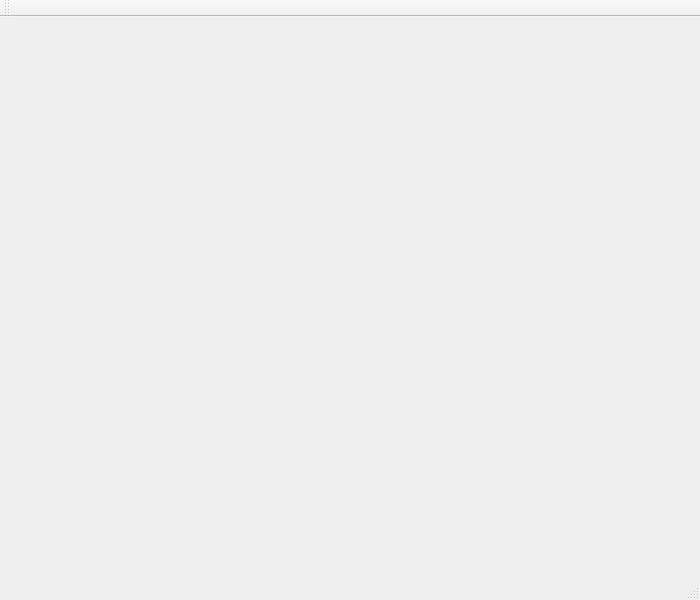
First picture: the form in EigenStratcher/mainwindow.ui, repository P1nkL1on/SkinShader, before the edit.
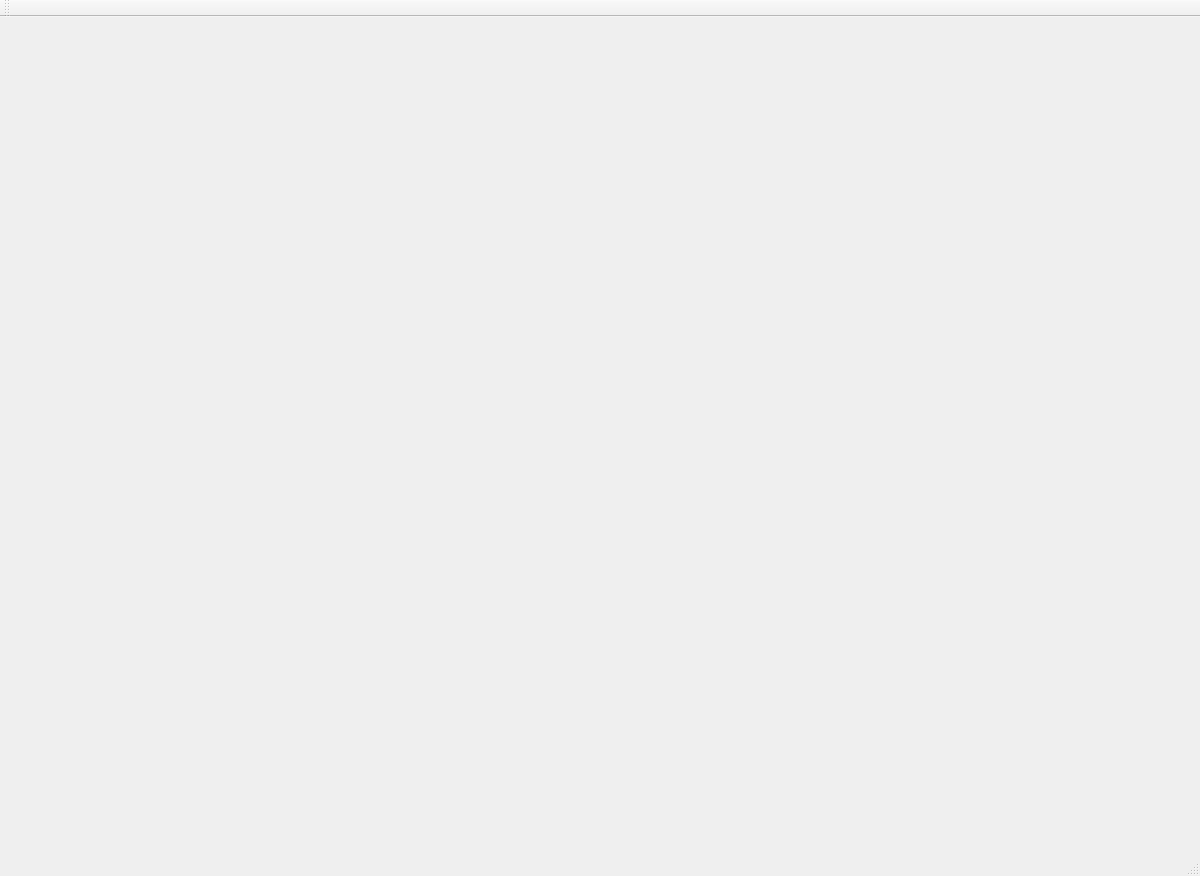
Second picture: the form after the edit.

The edit to the form file:
```diff
--- a/EigenStratcher/mainwindow.ui
+++ b/EigenStratcher/mainwindow.ui
@@ -6,8 +6,8 @@
    <rect>
     <x>0</x>
     <y>0</y>
-    <width>700</width>
-    <height>600</height>
+    <width>1200</width>
+    <height>876</height>
    </rect>
   </property>
   <property name="windowTitle">
```
Left out of the diff: 2 changed lines with no effect on the pictures.
